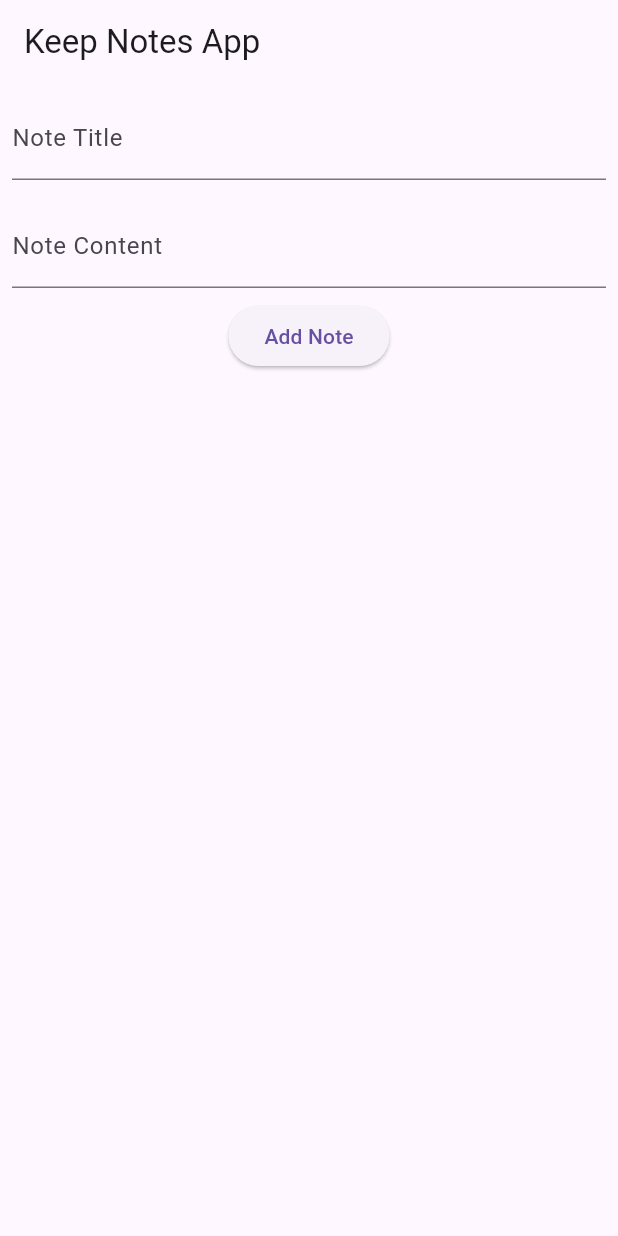
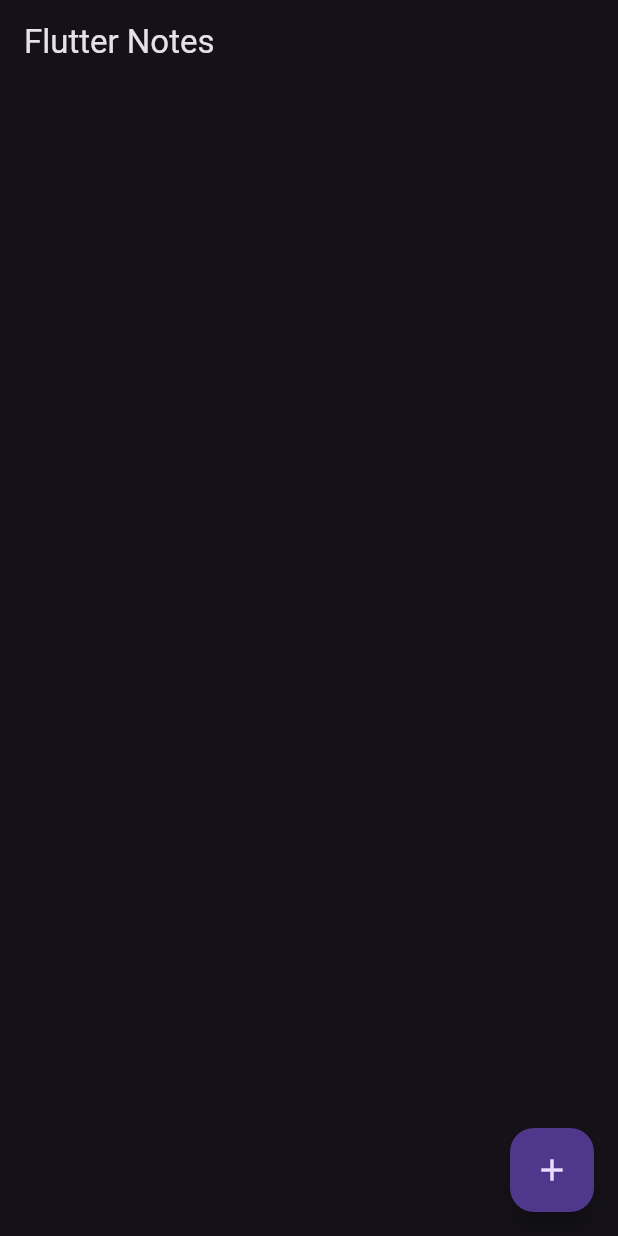
Before and after one commit to Shrey-raj-singh/Keep-notes-flutter, a Flutter app: the screen it shows after launch, on a phone screen of 412 x 824 dp. Run offline on Flutter 3.47's test engine with Material 3 defaults, Android fonts, the phone set to English and light mode, and no system bars.

Commit message:
Improved UI

```diff
--- a/lib/main.dart
+++ b/lib/main.dart
@@ -1,107 +1,23 @@
 import 'package:flutter/material.dart';
+import '../screens/home_screen.dart';
 
 void main() {
-  runApp(MyApp());
-}
-
-class Note {
-  String title;
-  String content;
-
-  Note({
-    required this.title,
-    required this.content,
-  });
+  runApp(const MyApp());
 }
 
 class MyApp extends StatelessWidget {
+  const MyApp({super.key});
+
   @override
   Widget build(BuildContext context) {
     return MaterialApp(
-      home: NoteScreen(),
+      debugShowCheckedModeBanner: false,
+      title: 'Flutter Demo',
+      theme: ThemeData(
+        primarySwatch: Colors.blue,
+        brightness: Brightness.dark
+      ),
+      home: const HomeScreen(),
     );
   }
 }
-
-class NoteScreen extends StatefulWidget {
-  @override
-  _NoteScreenState createState() => _NoteScreenState();
-}
-
-class _NoteScreenState extends State<NoteScreen> {
-  List<Note> notes = [];
-  TextEditingController _titleController = TextEditingController();
-  TextEditingController _contentController = TextEditingController();
-
-  @override
-  Widget build(BuildContext context) {
-    return Scaffold(
-      appBar: AppBar(
-        title: Text('Keep Notes App'),
-      ),
-      body: Column(
-        children: [
-          Padding(
-            padding: const EdgeInsets.all(8.0),
-            child: TextField(
-              controller: _titleController,
-              decoration: InputDecoration(
-                labelText: 'Note Title',
-              ),
-            ),
-          ),
-          Padding(
-            padding: const EdgeInsets.all(8.0),
-            child: TextField(
-              controller: _contentController,
-              decoration: InputDecoration(
-                labelText: 'Note Content',
-              ),
-            ),
-          ),
-          ElevatedButton(
-            onPressed: () {
-              if (_titleController.text.isNotEmpty &&
-                  _contentController.text.isNotEmpty) {
-                setState(() {
-                  notes.add(
-                    Note(
-                      title: _titleController.text,
-                      content: _contentController.text,
-                    ),
-                  );
-                  _titleController.clear();
-                  _contentController.clear();
-                });
-              }
-            },
-            child: Text('Add Note'),
-          ),
-          Expanded(
-            child: ListView.builder(
-              itemCount: notes.length,
-              itemBuilder: (context, index) {
-                return ListTile(
-                  title: Text(notes[index].title),
-                  subtitle: Text(notes[index].content),
-                  trailing: IconButton(
-                    icon: Icon(Icons.delete),
-                    onPressed: () {
-                      setState(() {
-                        notes.removeAt(index);
-                      });
-                    },
-                  ),
-                  onTap: () {
-                    // Add navigation to a note detail screen or editing screen
-                    // and pass the selected note to edit
-                  },
-                );
-              },
-            ),
-          ),
-        ],
-      ),
-    );
-  }
-}
--- /dev/null
+++ b/lib/models/note_model.dart
@@ -0,0 +1,6 @@
+class Note{
+  final String title;
+  final String body;
+
+  Note({required this.title, required this.body});
+}
--- /dev/null
+++ b/lib/screens/home_screen.dart
@@ -0,0 +1,48 @@
+import 'package:flutter/material.dart';
+import '../models/note_model.dart';
+import '../screens/create_note.dart';
+import '../screens/widgets/note_card.dart';
+
+class HomeScreen extends StatefulWidget {
+  const HomeScreen({super.key});
+
+  @override
+  State<HomeScreen> createState() => _HomeScreenState();
+}
+
+class _HomeScreenState extends State<HomeScreen> {
+
+  List<Note> notes = List.empty(growable: true);
+  @override
+  Widget build(BuildContext context) {
+    return Scaffold(
+      appBar: AppBar(
+        title: const Text("Flutter Notes"),
+      ),
+
+      body: ListView.builder(
+        itemCount: notes.length,
+        itemBuilder: (context, index){
+          return NoteCard(note: notes[index], index: index, onNoteDeleted:onNoteDeleted);
+        },
+      ),
+
+      floatingActionButton: FloatingActionButton(
+        onPressed: (){
+          Navigator.of(context).push(MaterialPageRoute(builder: (context)=> CreateNote(onNewNoteCreated: onNewNoteCreated,)));
+        },
+        child: const Icon(Icons.add),
+      ),
+    );
+  }
+
+  void onNewNoteCreated(Note note){
+    notes.add(note);
+    setState(() {});
+  }
+
+  void onNoteDeleted(int index){
+    notes.removeAt(index);
+    setState(() {});
+  }
+}
```
Also changed, not shown: lib/screens/create_note.dart (added, +75 -0 lines), lib/screens/note_view.dart (added, +74 -0 lines), lib/screens/widgets/note_card.dart (added, +46 -0 lines).
